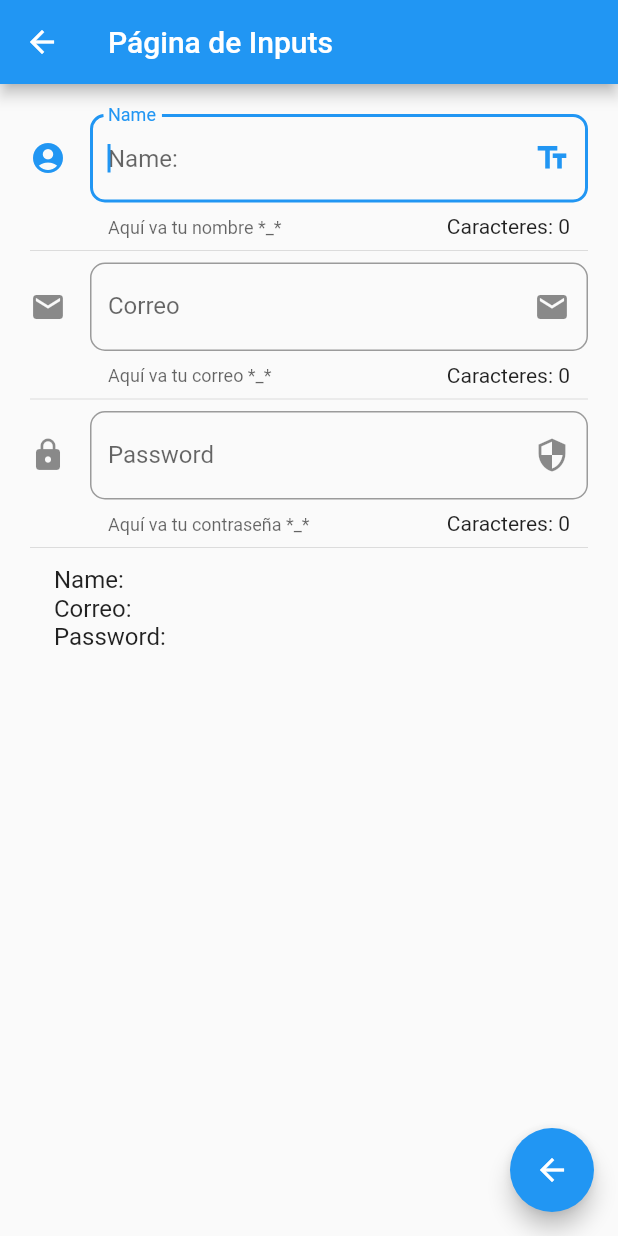
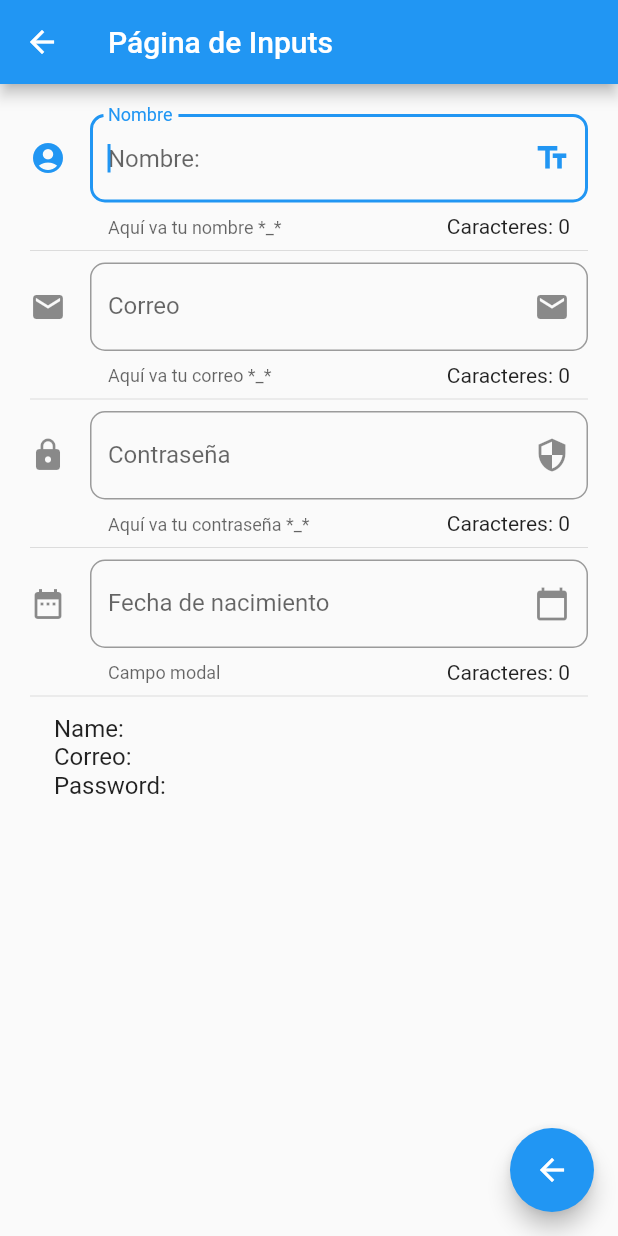
Before and after one commit to Marcowerjr-Personal/Listas, a Flutter app: the screen it shows after launch, after a tap on "Inputs", on a phone screen of 412 x 824 dp. Run offline on Flutter 3.47's test engine with Material 2 defaults, Android fonts, the phone set to English and light mode, and no system bars; our stand-ins replace fluttertoast; network calls fail.

Commit message:
Update files

```diff
--- a/lib/src/MyApp.dart
+++ b/lib/src/MyApp.dart
@@ -1,4 +1,5 @@
 import 'package:flutter/material.dart';
+import 'package:flutter_localizations/flutter_localizations.dart';
 import 'package:listview/routes.dart';
 import 'package:listview/src/pages/ErrorPage.dart';
 
@@ -15,6 +16,16 @@ class MyApp extends StatelessWidget {
       onGenerateRoute: (RouteSettings settings) => MaterialPageRoute(
         builder: (BuildContext context) => ErrorPage()
       ),
+      localizationsDelegates: [
+        GlobalMaterialLocalizations.delegate,
+        GlobalWidgetsLocalizations.delegate,
+        GlobalCupertinoLocalizations.delegate
+      ],
+      supportedLocales: [
+        const Locale('en', ''),
+        const Locale('es', 'ES'), //Español de España
+        const Locale('es', 'MX')
+      ],
     );
   }
 }
--- a/lib/src/pages/InputsPage.dart
+++ b/lib/src/pages/InputsPage.dart
@@ -1,4 +1,5 @@
 import 'package:flutter/material.dart';
+import 'package:fluttertoast/fluttertoast.dart';
 
 class InputsPage extends StatefulWidget {
   @override
@@ -7,13 +8,15 @@ class InputsPage extends StatefulWidget {
 
 class _InputsPageState extends State<InputsPage> {
   String _name = '', _email = '', _password = '';
+  //Control para manipular el input
+  TextEditingController _input = TextEditingController();
 
   @override
   Widget build(BuildContext context) {
-    return _body();
+    return _body(context);
   }
 
-  Widget _body() {
+  Widget _body(BuildContext context) {
     return Scaffold(
       appBar: AppBar(
         title: Text('Página de Inputs'),
@@ -24,11 +27,11 @@ class _InputsPageState extends State<InputsPage> {
         },
         child: Icon(Icons.arrow_back),
       ),
-      body: _inputElements(),
+      body: _inputElements(context),
     );
   }
 
-  Widget _inputElements() => ListView(
+  Widget _inputElements(BuildContext context) => ListView(
         padding: EdgeInsets.symmetric(horizontal: 20, vertical: 20),
         children: <Widget>[
           _textField(),
@@ -36,6 +39,8 @@ class _InputsPageState extends State<InputsPage> {
           _emailField(),
           Divider(),
           _passwordField(),
+          Divider(),
+          _dateField(context),
           Divider(),
           _showData()
         ],
@@ -46,8 +51,8 @@ class _InputsPageState extends State<InputsPage> {
         textCapitalization: TextCapitalization.sentences, //teclado
         decoration: InputDecoration(
             border: OutlineInputBorder(borderRadius: BorderRadius.circular(10)),
-            hintText: 'Name:',
-            labelText: 'Name',
+            hintText: 'Nombre:',
+            labelText: 'Nombre',
             helperText: 'Aquí va tu nombre *_*',
             suffixIcon: Icon(Icons.text_fields), //aparece a la derecha de field
             icon: Icon(Icons.account_circle),
@@ -76,14 +81,14 @@ class _InputsPageState extends State<InputsPage> {
             _email = text;
           });
         },
-  );
+      );
   Widget _passwordField() => TextField(
         //textCapitalization: TextCapitalization.sentences, //teclado
         obscureText: true,
         decoration: InputDecoration(
             border: OutlineInputBorder(borderRadius: BorderRadius.circular(10)),
-            hintText: 'Password:',
-            labelText: 'Password',
+            hintText: 'Contraseña:',
+            labelText: 'Contraseña',
             helperText: 'Aquí va tu contraseña *_*',
             suffixIcon: Icon(Icons.security), //aparece a la derecha de field
             icon: Icon(Icons.lock),
@@ -94,7 +99,50 @@ class _InputsPageState extends State<InputsPage> {
             _password = text;
           });
         },
-  );
+      );
+
+  Widget _dateField(BuildContext context) => TextField(
+        controller: _input,
+        enableInteractiveSelection: false,
+        decoration: InputDecoration(
+            border: OutlineInputBorder(borderRadius: BorderRadius.circular(10)),
+            hintText: 'Fecha de nacimiento',
+            labelText: 'Fecha de nacimiento',
+            helperText: 'Campo modal',
+            suffixIcon:
+                Icon(Icons.calendar_today), //aparece a la derecha de field
+            icon: Icon(Icons.date_range),
+            counter: Text('Caracteres: ${_password.length}')),
+        onTap: () {
+          FocusScope.of(context).requestFocus(FocusNode());
+          // _getDate(context);
+          _getDate(context);
+        },
+      );
+
+  Future<void> _getDate(BuildContext context) async {
+    DateTime fecha = await showDatePicker(
+        context: context,
+        locale: Locale('es', 'MX'),
+        initialDate: DateTime.now(),
+        firstDate: DateTime(2015),
+        lastDate: DateTime(2030));
+    if (fecha != null) {
+      _input.text = fecha.toLocal().toUtc().toString();
+    }
+  }
+
+  Future<void> _toast() async {
+    Fluttertoast.showToast(
+        msg: "This is Center Short Toast",
+        toastLength: Toast.LENGTH_SHORT,
+        gravity: ToastGravity.CENTER,
+        timeInSecForIosWeb: 1,
+        backgroundColor: Colors.red,
+        textColor: Colors.white,
+        fontSize: 16.0);
+  }
+
   Widget _showData() => ListTile(
         title: Text('Name: $_name\nCorreo: $_email\nPassword: $_password'),
       );
--- a/pubspec.yaml
+++ b/pubspec.yaml
@@ -23,11 +23,12 @@ environment:
 dependencies:
   flutter:
     sdk: flutter
-
-
   # The following adds the Cupertino Icons font to your application.
   # Use with the CupertinoIcons class for iOS style icons.
   cupertino_icons: ^1.0.2
+  fluttertoast: any
+  flutter_localizations:
+    sdk: flutter
 
 dev_dependencies:
   flutter_test:
```
Also changed, not shown: pubspec.lock.
